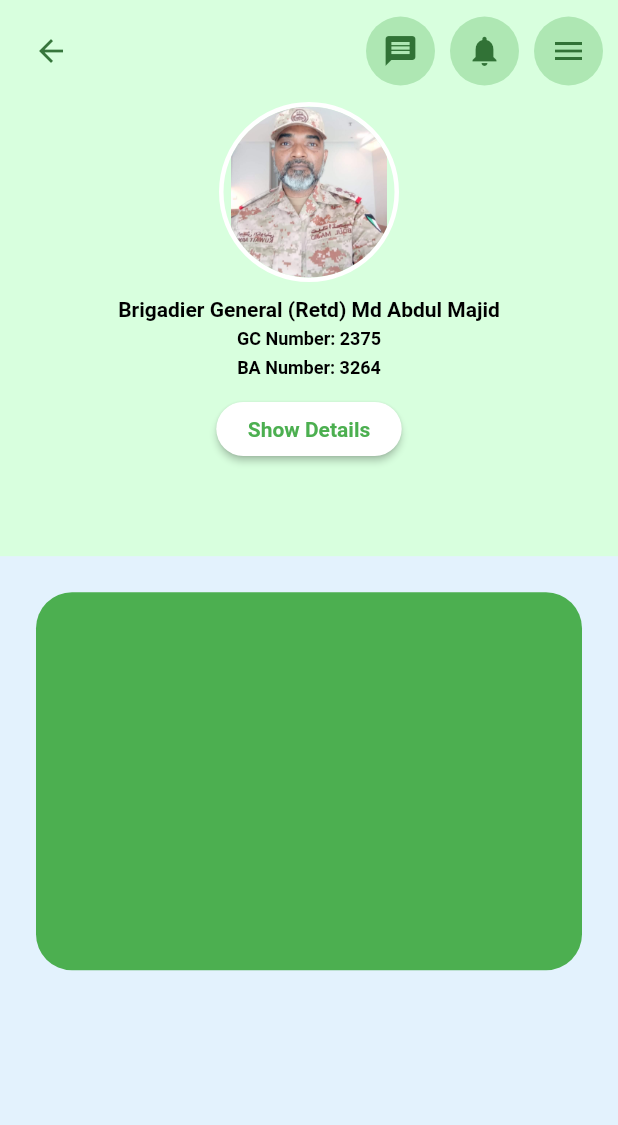
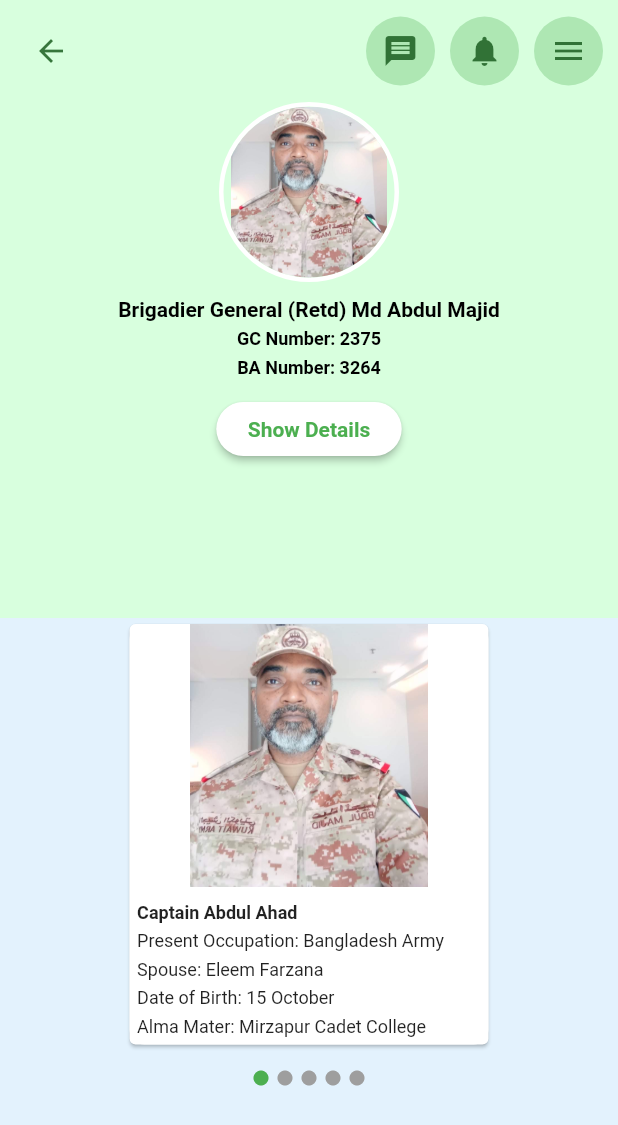
Before and after one commit to merajhossain028/sena_community_app_v16, a Flutter app: the screen it shows after launch, on a phone screen of 412 x 824 dp. Shown: the top 1125 px of the screen. Run offline on Flutter 3.47's test engine with Material 2 defaults, Android fonts, the phone set to English and light mode, and no system bars; our stand-ins replace animated_splash_screen, animated_text_kit, flutter_easyloading, google_fonts, hive, hive_flutter and 1 more; accounts and stored records are empty.

Commit message:
profile card

```diff
--- a/lib/screens/profile/components/body.dart
+++ b/lib/screens/profile/components/body.dart
@@ -16,7 +16,7 @@ class Body extends StatelessWidget {
       child: Column(
         children: [
           Container(
-            height: size.height * 0.45,
+            height: size.height * 0.5,
             width: size.width,
             decoration: const BoxDecoration(
               color: Color(0xFFD8FFDE),
--- a/lib/screens/profile/family_info_slider/family_info_slider.dart
+++ b/lib/screens/profile/family_info_slider/family_info_slider.dart
@@ -1,8 +1,7 @@
-import 'package:carousel_slider/carousel_slider.dart';
 import 'package:flutter/material.dart';
 
 class FamilyInfoSlider extends StatefulWidget {
-  FamilyInfoSlider({Key? key}) : super(key: key);
+  const FamilyInfoSlider({Key? key}) : super(key: key);
 
   @override
   State<FamilyInfoSlider> createState() => _FamilyInfoSliderState();
@@ -10,6 +9,7 @@ class FamilyInfoSlider extends StatefulWidget {
 
 class _FamilyInfoSliderState extends State<FamilyInfoSlider> {
   late PageController pageController = PageController();
+  int pageNo = 0;
 
   @override
   void initState() {
@@ -25,26 +25,106 @@ class _FamilyInfoSliderState extends State<FamilyInfoSlider> {
 
   @override
   Widget build(BuildContext context) {
+    Size size = MediaQuery.of(context).size;
     return Column(
       mainAxisAlignment: MainAxisAlignment.center,
       crossAxisAlignment: CrossAxisAlignment.center,
       children: [
         SizedBox(
-          height: 300,
+          height: size.height * 0.35,
+          width: size.width * 0.6,
           child: PageView.builder(
             controller: pageController,
+            onPageChanged: (index) {
+              pageNo = index;
+              setState(() {});
+            },
             itemBuilder: (_, index) {
               return AnimatedBuilder(
                 animation: pageController,
                 builder: (ctx, child) {
                   return child!;
                 },
-                child: Container(
-                  margin: const EdgeInsets.all(24.0),
-                  height: 300,
-                  decoration: BoxDecoration(
-                    borderRadius: BorderRadius.circular(24),
-                    color: Colors.green,
+                child: Card(
+                  child: Container(
+                    height: size.height * 0.35,
+                    width: size.width * 0.6,
+                    decoration: BoxDecoration(
+                      borderRadius: BorderRadius.circular(10),
+                      color: Colors.white,
+                    ),
+                    child: Column(
+                      crossAxisAlignment: CrossAxisAlignment.start,
+                      children: [
+                        Expanded(
+                          flex: 1,
+                          child: Center(
+                            child: Image.asset(
+                              "assets/images/majid.jpeg",
+                              fit: BoxFit.fitHeight,
+                            ),
+                          ),
+                        ),
+                        Padding(
+                          padding: const EdgeInsets.only(left: 5),
+                          child: Expanded(
+                              flex: 1,
+                              child: Column(
+                                crossAxisAlignment: CrossAxisAlignment.start,
+                                children: const [
+                                  SizedBox(
+                                    height: 10,
+                                  ),
+                                  Text(
+                                    "Captain Abdul Ahad",
+                                    style: TextStyle(
+                                        fontSize: 12,
+                                        fontWeight: FontWeight.bold),
+                                  ),
+                                  SizedBox(
+                                    height: 5,
+                                  ),
+                                  Text(
+                                    "Present Occupation: Bangladesh Army ",
+                                    style: TextStyle(
+                                      fontSize: 12,
+                                    ),
+                                  ),
+                                  SizedBox(
+                                    height: 5,
+                                  ),
+                                  Text(
+                                    "Spouse: Eleem Farzana",
+                                    style: TextStyle(
+                                      fontSize: 12,
+                                    ),
+                                  ),
+                                  SizedBox(
+                                    height: 5,
+                                  ),
+                                  Text(
+                                    "Date of Birth: 15 October",
+                                    style: TextStyle(
+                                      fontSize: 12,
+                                    ),
+                                  ),
+                                  SizedBox(
+                                    height: 5,
+                                  ),
+                                  Text(
+                                    "Alma Mater: Mirzapur Cadet College",
+                                    style: TextStyle(
+                                      fontSize: 12,
+                                    ),
+                                  ),
+                                  SizedBox(
+                                    height: 5,
+                                  ),
+                                ],
+                              )),
+                        ),
+                      ],
+                    ),
                   ),
                 ),
               );
@@ -52,6 +132,30 @@ class _FamilyInfoSliderState extends State<FamilyInfoSlider> {
             itemCount: 5,
           ),
         ),
+        const SizedBox(height: 10),
+        Row(
+          mainAxisAlignment: MainAxisAlignment.center,
+          children: List.generate(
+            5,
+            (index) => GestureDetector(
+              onTap: () {
+                ScaffoldMessenger.of(context).showSnackBar(
+                  SnackBar(
+                    content: Text('You Tapped at $index'),
+                  ),
+                );
+              },
+              child: Container(
+                margin: const EdgeInsets.all(2),
+                child: Icon(
+                  Icons.circle,
+                  size: 12,
+                  color: pageNo == index ? Colors.green : Colors.grey,
+                ),
+              ),
+            ),
+          ),
+        ),
       ],
     );
   }
```
